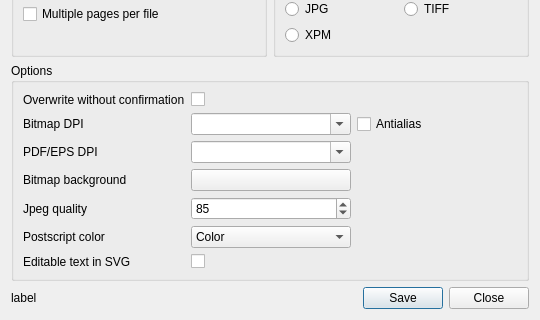
Qt form ui/export.ui (veusz/veusz) before a commit; both pictures show x 0 to 540 and y 213 to 533 of the 540 by 533 pixel window.
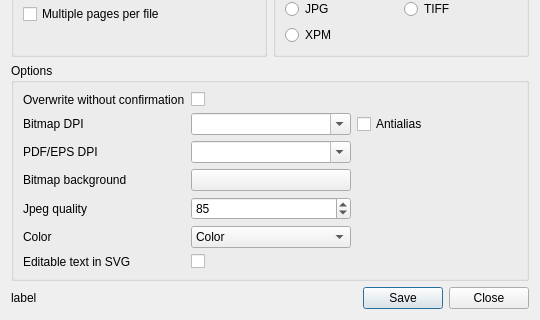
The same form after that commit.

Commit message: Update tooltips in export dialog

The edit to the form file:
```diff
--- a/ui/export.ui
+++ b/ui/export.ui
@@ -313,7 +313,7 @@
       <item row="5" column="0">
        <widget class="QLabel" name="labelColor">
         <property name="text">
-         <string>Postscript color</string>
+         <string>Color</string>
         </property>
        </widget>
       </item>
```
Left out of the diff: 29 changed lines with no effect on the pictures.
